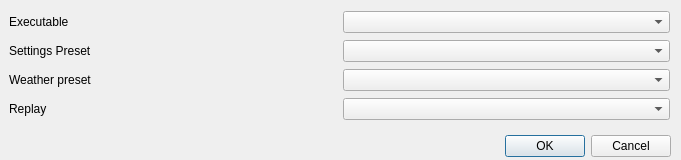
Old version of the form resources/ui/test_runner_dialog.ui in the repository X-Plane/telemetry-viewer.
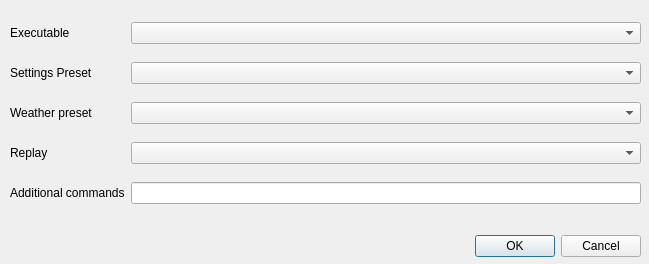
New version of the form.

What changed in the file:
```diff
--- a/resources/ui/test_runner_dialog.ui
+++ b/resources/ui/test_runner_dialog.ui
@@ -6,8 +6,8 @@
    <rect>
     <x>0</x>
     <y>0</y>
-    <width>681</width>
-    <height>160</height>
+    <width>649</width>
+    <height>264</height>
    </rect>
   </property>
   <property name="windowTitle">
@@ -16,8 +16,8 @@
   <widget class="QDialogButtonBox" name="buttonBox">
    <property name="geometry">
     <rect>
-     <x>330</x>
-     <y>130</y>
+     <x>300</x>
+     <y>230</y>
      <width>341</width>
      <height>32</height>
     </rect>
@@ -32,10 +32,10 @@
   <widget class="QWidget" name="gridLayoutWidget">
    <property name="geometry">
     <rect>
-     <x>9</x>
+     <x>10</x>
      <y>10</y>
-     <width>661</width>
-     <height>111</height>
+     <width>631</width>
+     <height>211</height>
     </rect>
    </property>
    <layout class="QGridLayout" name="gridLayout">
@@ -49,6 +49,19 @@
       </property>
      </widget>
     </item>
+    <item row="2" column="1">
+     <widget class="QComboBox" name="m_weather_preset"/>
+    </item>
+    <item row="3" column="1">
+     <widget class="QComboBox" name="m_replay_file"/>
+    </item>
+    <item row="4" column="0">
+     <widget class="QLabel" name="label_5">
+      <property name="text">
+       <string>Additional commands</string>
+      </property>
+     </widget>
+    </item>
     <item row="2" column="0">
      <widget class="QLabel" name="label_3">
       <property name="text">
@@ -73,11 +86,8 @@
     <item row="1" column="1">
      <widget class="QComboBox" name="m_settings_preset"/>
     </item>
-    <item row="2" column="1">
-     <widget class="QComboBox" name="m_weather_preset"/>
-    </item>
-    <item row="3" column="1">
-     <widget class="QComboBox" name="m_replay_file"/>
+    <item row="4" column="1">
+     <widget class="QLineEdit" name="m_additional_commands"/>
     </item>
    </layout>
   </widget>
```
Left out of the diff: 10 changed lines with no effect on the pictures.
